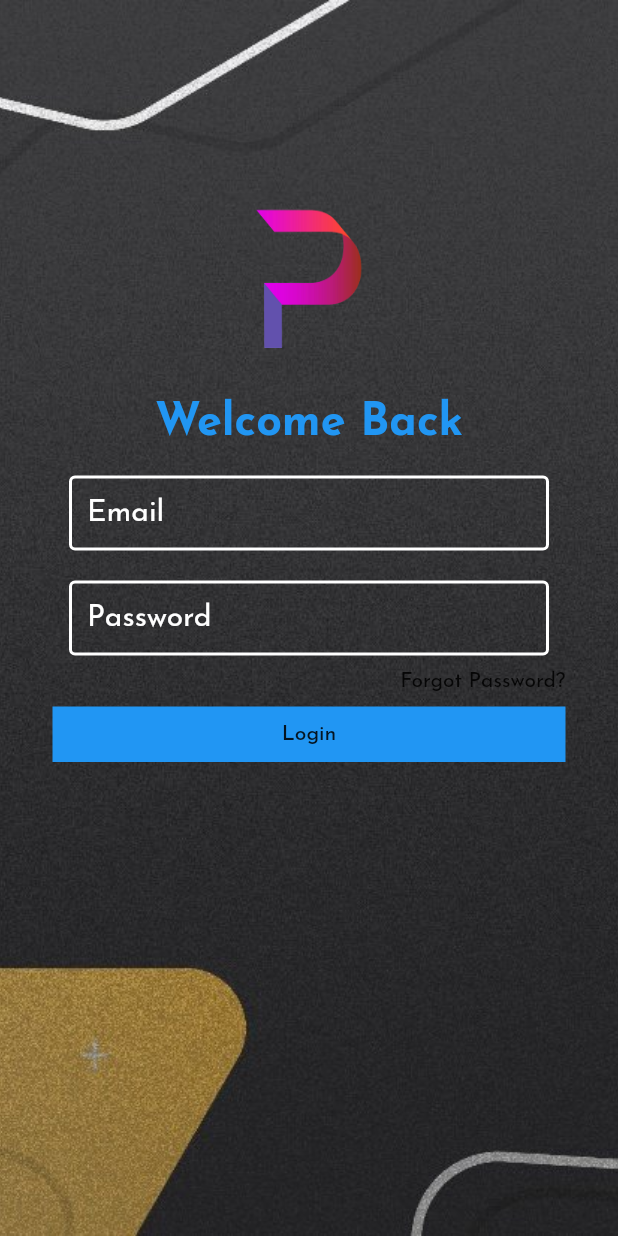
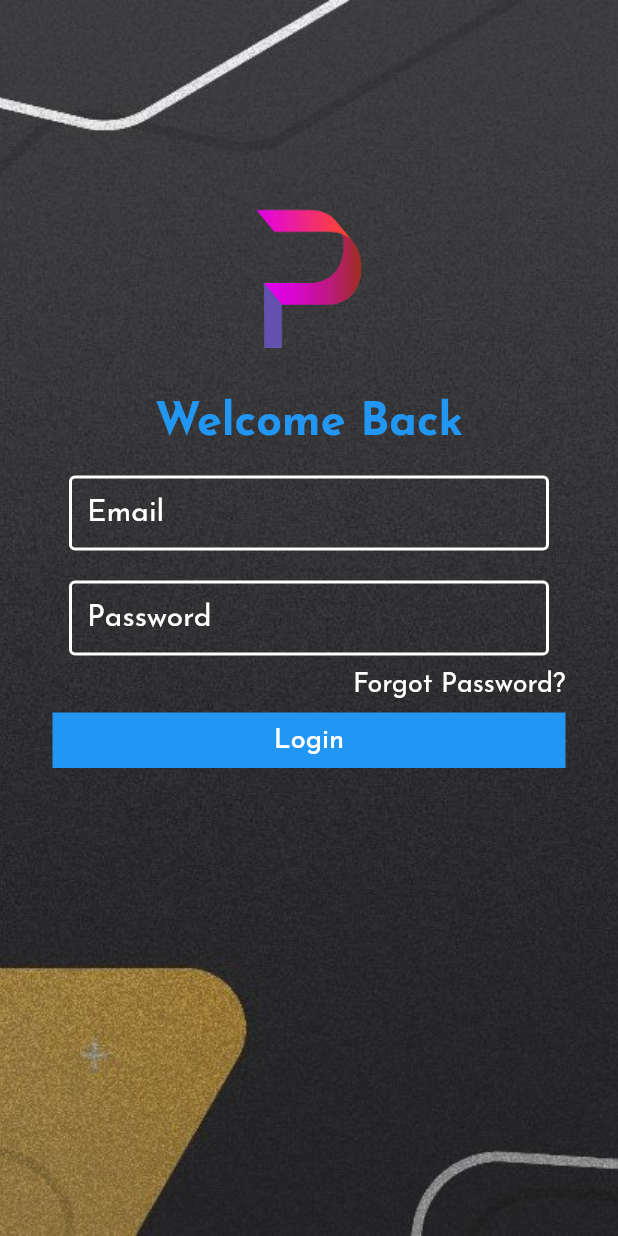
Before and after one commit to PilotCityInc/pcv4_mobile, a Flutter app: the screen it shows after launch, on a phone screen of 412 x 824 dp. Run offline on Flutter 3.47's test engine with Material 2 defaults, Android fonts, the light colour scheme and no system bars; our stand-ins replace google_fonts.

Commit message:
added BodyText

```diff
--- a/lib/TextStyling/Pallete.dart
+++ b/lib/TextStyling/Pallete.dart
@@ -8,3 +8,8 @@ const TextStyle PageHeading = TextStyle(
     fontSize: 30,
     fontWeight: FontWeight.bold,
     color: Colors.blue);
+
+const TextStyle BodyText = TextStyle(
+  fontSize: 18,
+  color: Colors.white,
+);
```
